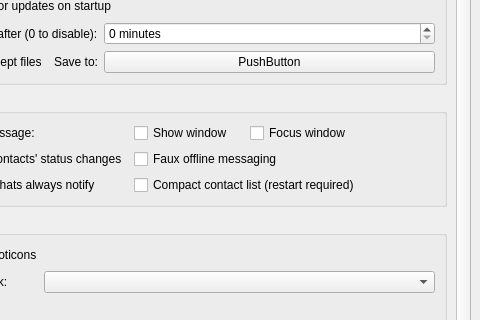
Before: the Qt Designer form src/widget/form/settings/generalsettings.ui in qTox/qTox, drawn with Qt 5; both pictures show x 93 to 573 and y 173 to 493 of the 573 by 644 pixel window.
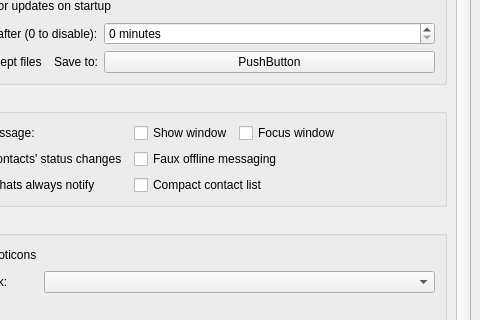
After: the same form once the commit is applied.

Commit message: Make compact contact layout dynamically changeable There was some various minor incidental cleanups as well

What changed in the file:
```diff
--- a/src/widget/form/settings/generalsettings.ui
+++ b/src/widget/form/settings/generalsettings.ui
@@ -330,7 +330,7 @@
           <item row="3" column="1">
            <widget class="QCheckBox" name="cbCompactLayout">
             <property name="text">
-             <string>Compact contact list (restart required)</string>
+             <string>Compact contact list</string>
             </property>
            </widget>
           </item>
```
The commit also changes 7 other files.
